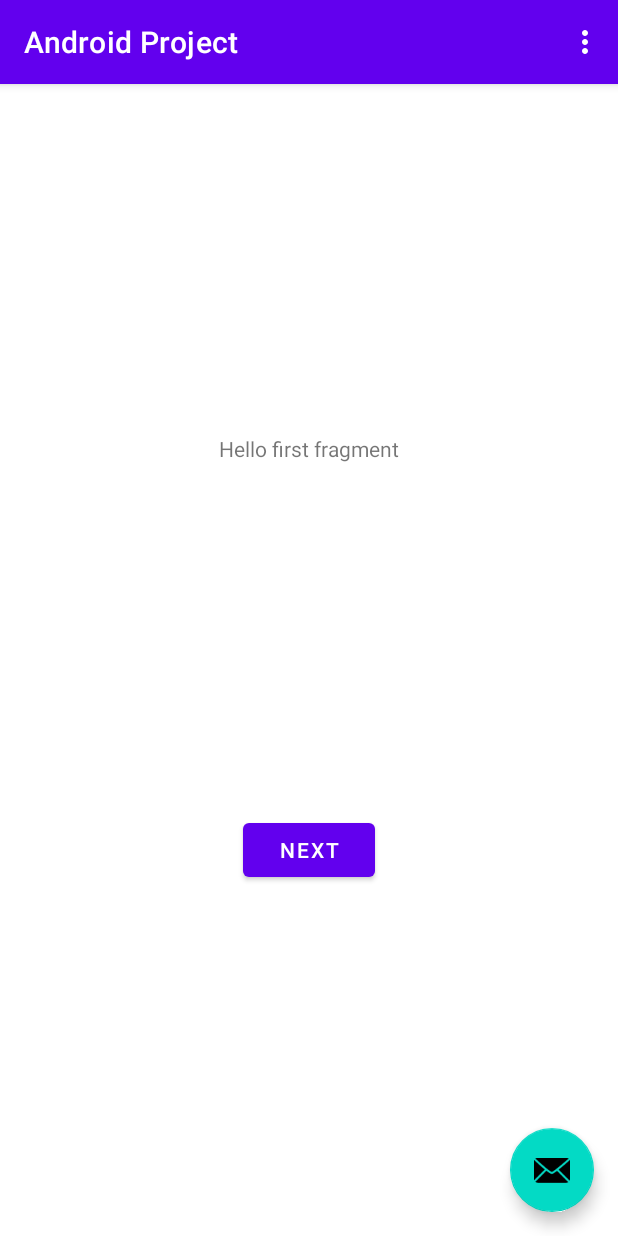
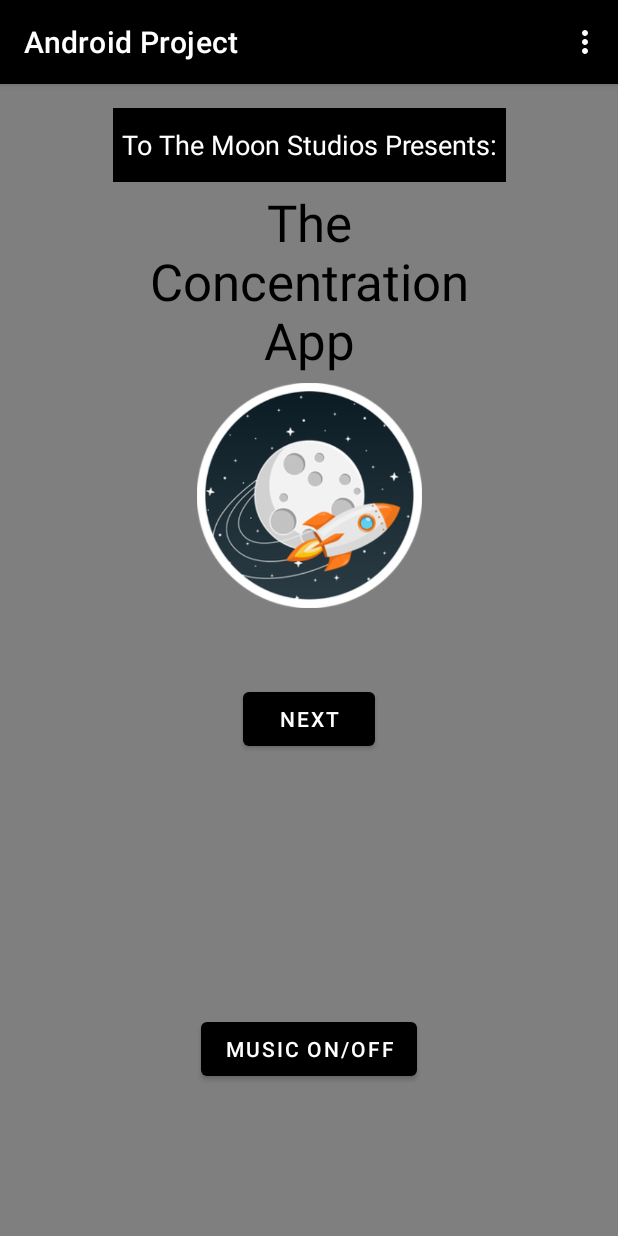
Before and after one commit to bmoya13/concentration_project, an Android app: the screen it shows after launch (MainActivity), on a phone screen of 412 x 824 dp. Run offline under Robolectric (Android 15) with nearby library versions, the phone set to English and light mode, and no system bars.

Commit message:
Main Menu Look

```diff
--- a/app/src/main/java/com/example/androidproject/MainActivity.java
+++ b/app/src/main/java/com/example/androidproject/MainActivity.java
@@ -22,14 +22,7 @@ public class MainActivity extends AppCompatActivity {
         Toolbar toolbar = findViewById(R.id.toolbar);
         setSupportActionBar(toolbar);
 
-        FloatingActionButton fab = findViewById(R.id.fab);
-        fab.setOnClickListener(new View.OnClickListener() {
-            @Override
-            public void onClick(View view) {
-                Snackbar.make(view, "Replace with your own action", Snackbar.LENGTH_LONG)
-                        .setAction("Action", null).show();
-            }
-        });
+
     }
 
     @Override
--- a/app/src/main/res/layout/activity_main.xml
+++ b/app/src/main/res/layout/activity_main.xml
@@ -15,19 +15,11 @@
             android:id="@+id/toolbar"
             android:layout_width="match_parent"
             android:layout_height="?attr/actionBarSize"
-            android:background="?attr/colorPrimary"
+            android:background="@color/black"
             app:popupTheme="@style/Theme.AndroidProject.PopupOverlay" />
 
     </com.google.android.material.appbar.AppBarLayout>
 
     <include layout="@layout/content_main" />
 
-    <com.google.android.material.floatingactionbutton.FloatingActionButton
-        android:id="@+id/fab"
-        android:layout_width="wrap_content"
-        android:layout_height="wrap_content"
-        android:layout_gravity="bottom|end"
-        android:layout_margin="@dimen/fab_margin"
-        app:srcCompat="@android:drawable/ic_dialog_email" />
-
 </androidx.coordinatorlayout.widget.CoordinatorLayout>
--- a/app/src/main/res/layout/content_main.xml
+++ b/app/src/main/res/layout/content_main.xml
@@ -5,11 +5,12 @@
     android:layout_height="match_parent"
     app:layout_behavior="@string/appbar_scrolling_view_behavior">
 
-    <fragment
+    <androidx.fragment.app.FragmentContainerView
         android:id="@+id/nav_host_fragment"
         android:name="androidx.navigation.fragment.NavHostFragment"
         android:layout_width="0dp"
         android:layout_height="0dp"
+        android:animationCache="false"
         app:defaultNavHost="true"
         app:layout_constraintBottom_toBottomOf="parent"
         app:layout_constraintLeft_toLeftOf="parent"
--- a/app/src/main/res/layout/fragment_first.xml
+++ b/app/src/main/res/layout/fragment_first.xml
@@ -4,25 +4,92 @@
     xmlns:tools="http://schemas.android.com/tools"
     android:layout_width="match_parent"
     android:layout_height="match_parent"
+    android:background="#901E1E1E"
     tools:context=".FirstFragment">
 
     <TextView
         android:id="@+id/textview_first"
-        android:layout_width="wrap_content"
-        android:layout_height="wrap_content"
-        android:text="@string/hello_first_fragment"
-        app:layout_constraintBottom_toTopOf="@id/button_first"
+        android:layout_width="262dp"
+        android:layout_height="49dp"
+        android:layout_marginStart="32dp"
+        android:layout_marginLeft="32dp"
+        android:layout_marginTop="16dp"
+        android:layout_marginEnd="32dp"
+        android:layout_marginRight="32dp"
+        android:layout_marginBottom="7dp"
+        android:background="@color/black"
+        android:gravity="center"
+        android:text="@string/to_the_moon_studios_presents"
+        android:textColor="#FFFFFF"
+        android:textSize="18sp"
+        app:drawableTint="@color/material_on_background_disabled"
+        app:layout_constraintBottom_toTopOf="@+id/textView"
         app:layout_constraintEnd_toEndOf="parent"
         app:layout_constraintStart_toStartOf="parent"
-        app:layout_constraintTop_toTopOf="parent" />
+        app:layout_constraintTop_toTopOf="parent"
+        app:layout_constraintVertical_bias="0.0" />
 
     <Button
         android:id="@+id/button_first"
         android:layout_width="wrap_content"
         android:layout_height="wrap_content"
+        android:layout_marginStart="160dp"
+        android:layout_marginLeft="160dp"
+        android:layout_marginTop="200dp"
+        android:layout_marginEnd="160dp"
+        android:layout_marginRight="160dp"
+        android:layout_marginBottom="247dp"
         android:text="@string/next"
-        app:layout_constraintBottom_toBottomOf="parent"
+        app:backgroundTint="@color/black"
+        app:layout_constraintBottom_toTopOf="@+id/button2"
         app:layout_constraintEnd_toEndOf="parent"
         app:layout_constraintStart_toStartOf="parent"
-        app:layout_constraintTop_toBottomOf="@id/textview_first" />
+        app:layout_constraintTop_toBottomOf="@+id/textView" />
+
+    <Button
+        android:id="@+id/button2"
+        android:layout_width="wrap_content"
+        android:layout_height="wrap_content"
+        android:layout_marginStart="132dp"
+        android:layout_marginLeft="132dp"
+        android:layout_marginTop="172dp"
+        android:layout_marginEnd="132dp"
+        android:layout_marginRight="132dp"
+        android:text="@string/music_on_off"
+        app:backgroundTint="@color/black"
+        app:layout_constraintEnd_toEndOf="parent"
+        app:layout_constraintStart_toStartOf="parent"
+        app:layout_constraintTop_toBottomOf="@+id/button_first" />
+
+    <TextView
+        android:id="@+id/textView"
+        android:layout_width="260dp"
+        android:layout_height="135dp"
+        android:layout_marginStart="72dp"
+        android:layout_marginLeft="72dp"
+        android:layout_marginTop="64dp"
+        android:layout_marginEnd="72dp"
+        android:layout_marginRight="72dp"
+        android:gravity="center"
+        android:text="@string/the_concentration_app"
+        android:textAppearance="@style/TextAppearance.AppCompat.Display1"
+        android:textColor="@color/black"
+        app:layout_constraintEnd_toEndOf="parent"
+        app:layout_constraintStart_toStartOf="parent"
+        app:layout_constraintTop_toTopOf="parent" />
+
+    <ImageView
+        android:id="@+id/imageView"
+        android:layout_width="158dp"
+        android:layout_height="150dp"
+        android:layout_marginStart="127dp"
+        android:layout_marginLeft="127dp"
+        android:layout_marginEnd="127dp"
+        android:layout_marginRight="127dp"
+        android:src="@drawable/studio_logo"
+        app:layout_constraintEnd_toEndOf="parent"
+        app:layout_constraintStart_toStartOf="parent"
+        app:layout_constraintTop_toBottomOf="@+id/textView"
+        android:contentDescription="@string/todo" />
+
 </androidx.constraintlayout.widget.ConstraintLayout>
--- a/app/src/main/res/values/strings.xml
+++ b/app/src/main/res/values/strings.xml
@@ -9,4 +9,8 @@
 
     <string name="hello_first_fragment">Hello first fragment</string>
     <string name="hello_second_fragment">Hello second fragment. Arg: %1$s</string>
+    <string name="music_on_off">Music ON/OFF</string>
+    <string name="to_the_moon_studios_presents">To The Moon Studios Presents:</string>
+    <string name="the_concentration_app">The Concentration App</string>
+    <string name="todo">TODO</string>
 </resources>
```
Also changed, not shown: app/src/main/res/drawable/studio_logo.png (added).
